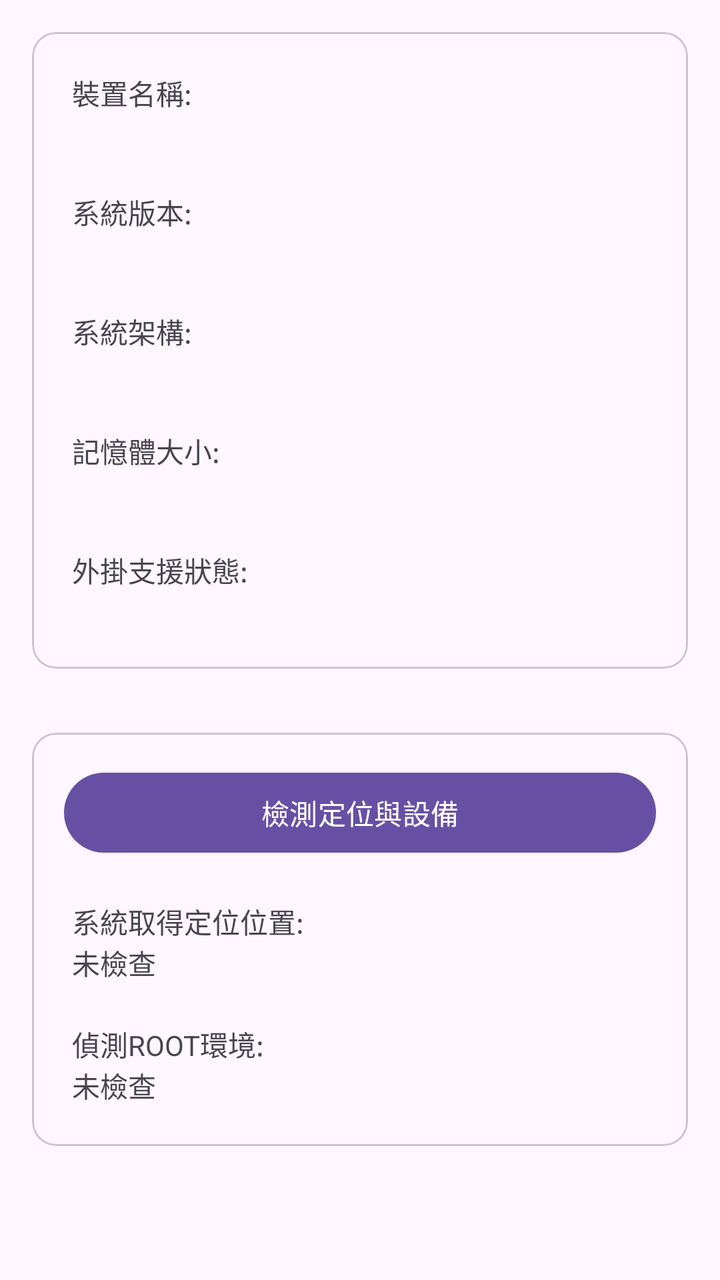
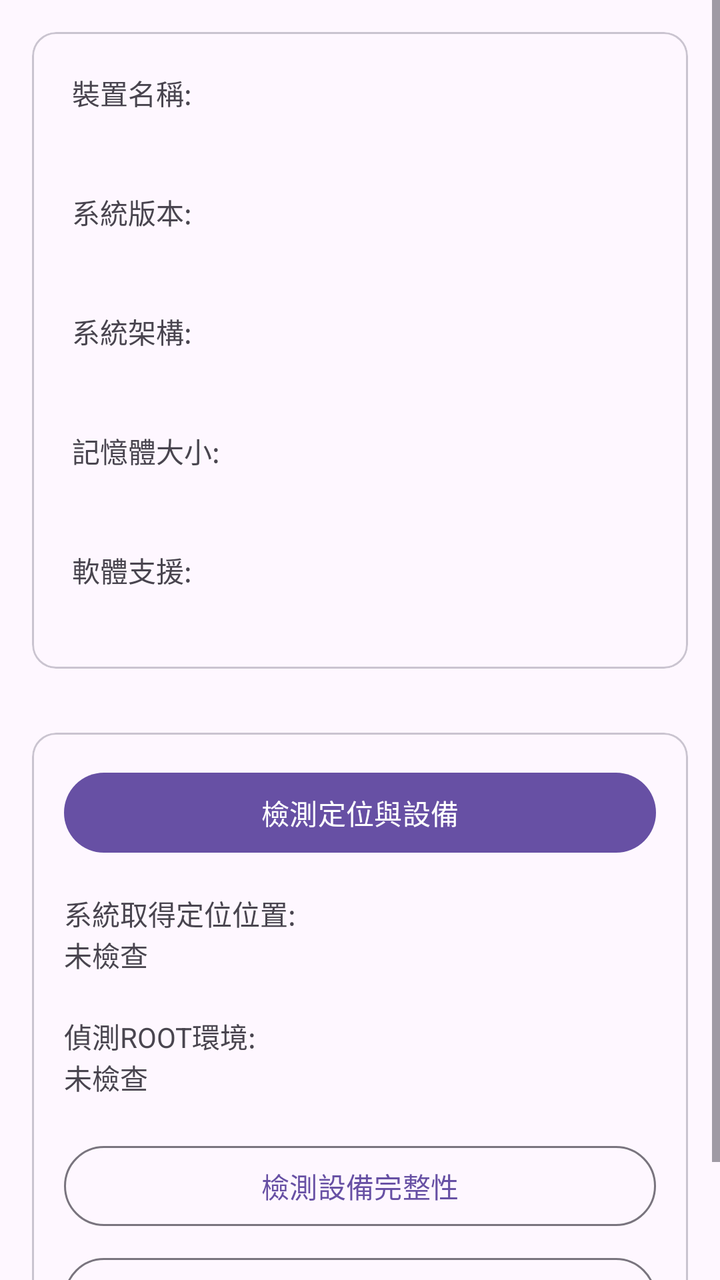

Screens rendered from an Android XML layout before and after an edit, with the pre-edit source and the edit as a unified diff.
<!-- AndroidManifest.xml: application theme Theme.DynamicColors -->
<!-- res/layout/fragment_home.xml -->
<?xml version="1.0" encoding="utf-8"?>
<ScrollView xmlns:android="http://schemas.android.com/apk/res/android"
    xmlns:tools="http://schemas.android.com/tools"
    android:layout_width="match_parent"
    android:layout_height="match_parent"
    tools:context=".fragment.Home">

    <LinearLayout
        android:layout_width="match_parent"
        android:layout_height="wrap_content"
        android:orientation="vertical"
        tools:ignore="UselessParent">

        <GridLayout
            android:id="@+id/gridLayout"
            android:layout_width="match_parent"
            android:layout_height="wrap_content"
            android:columnCount="1"
            android:rowCount="2">

            <com.google.android.material.card.MaterialCardView
                android:layout_width="0dp"
                android:layout_height="wrap_content"
                android:layout_margin="16dp"
                android:layout_columnWeight="1"
                android:layout_marginTop="16dp"
                android:checkable="true"
                android:clickable="true"
                android:focusable="true"
                tools:layout_editor_absoluteX="32dp">

                <LinearLayout
                    android:layout_width="match_parent"
                    android:layout_height="wrap_content"
                    android:orientation="vertical">

                    <TextView
                        android:layout_width="match_parent"
                        android:layout_height="wrap_content"
                        android:layout_marginStart="20dp"
                        android:layout_marginTop="20dp"
                        android:layout_marginEnd="20dp"
                        android:text="@string/androidDevices" />

                    <TextView
                        android:id="@+id/android_devices"
                        android:layout_width="match_parent"
                        android:layout_height="wrap_content"
                        android:layout_marginStart="20dp"
                        android:layout_marginEnd="20dp"
                        android:text="" />

                    <TextView
                        android:layout_width="match_parent"
                        android:layout_height="wrap_content"
                        android:layout_marginStart="20dp"
                        android:layout_marginTop="20dp"
                        android:layout_marginEnd="20dp"
                        android:text="@string/androidVersion" />

                    <TextView
                        android:id="@+id/android_version"
                        android:layout_width="match_parent"
                        android:layout_height="wrap_content"
                        android:layout_marginStart="20dp"
                        android:layout_marginEnd="20dp"
                        android:text="" />

                    <TextView
                        android:layout_width="match_parent"
                        android:layout_height="wrap_content"
                        android:layout_marginStart="20dp"
                        android:layout_marginTop="20dp"
                        android:layout_marginEnd="20dp"
                        android:text="@string/androidAbi" />

                    <TextView
                        android:id="@+id/android_abi"
                        android:layout_width="match_parent"
                        android:layout_height="wrap_content"
                        android:layout_marginStart="20dp"
                        android:layout_marginEnd="20dp"
                        android:text="" />

                    <TextView
                        android:layout_width="match_parent"
                        android:layout_height="wrap_content"
                        android:layout_marginStart="20dp"
                        android:layout_marginTop="20dp"
                        android:layout_marginEnd="20dp"
                        android:text="@string/androidRamSize" />

                    <TextView
                        android:id="@+id/android_ramSize"
                        android:layout_width="match_parent"
                        android:layout_height="wrap_content"
                        android:layout_marginStart="20dp"
                        android:layout_marginEnd="20dp"
                        android:text="" />

                    <TextView
                        android:layout_width="match_parent"
                        android:layout_height="wrap_content"
                        android:layout_marginStart="20dp"
                        android:layout_marginTop="20dp"
                        android:layout_marginEnd="20dp"
                        android:text="@string/androidPgtoolsSupper" />

                    <TextView
                        android:id="@+id/android_pgtoolsSupper"
                        android:layout_width="match_parent"
                        android:layout_height="wrap_content"
                        android:layout_marginStart="20dp"
                        android:layout_marginEnd="20dp"
                        android:layout_marginBottom="20dp"
                        android:text="" />

                </LinearLayout>

            </com.google.android.material.card.MaterialCardView>

            <com.google.android.material.card.MaterialCardView
                android:id="@+id/check"
                android:layout_width="0dp"
                android:layout_height="wrap_content"
                android:layout_margin="16dp"
                android:layout_columnWeight="1"
                android:checkable="true"
                android:clickable="true"
                android:focusable="true"
                tools:layout_editor_absoluteX="32dp">

                <LinearLayout
                    android:layout_width="match_parent"
                    android:layout_height="wrap_content"
                    android:orientation="vertical">

                    <Button
                        android:id="@+id/check_location"
                        style="@style/Widget.Material3.Button"
                        android:layout_width="match_parent"
                        android:layout_height="wrap_content"
                        android:layout_marginStart="16dp"
                        android:layout_marginTop="16dp"
                        android:layout_marginEnd="16dp"
                        android:text="@string/check_button" />

                    <TextView
                        android:layout_width="match_parent"
                        android:layout_height="wrap_content"
                        android:layout_marginStart="20dp"
                        android:layout_marginTop="20dp"
                        android:layout_marginEnd="20dp"
                        android:text="@string/checkTitle_DetectLocationStatus" />

                    <TextView
                        android:id="@+id/location_system"
                        android:layout_width="match_parent"
                        android:layout_height="wrap_content"
                        android:layout_marginStart="20dp"
                        android:layout_marginEnd="20dp"
                        android:text="@string/notChecked" />

                    <TextView
                        android:layout_width="match_parent"
                        android:layout_height="wrap_content"
                        android:layout_marginStart="20dp"
                        android:layout_marginTop="20dp"
                        android:layout_marginEnd="20dp"
                        android:text="@string/checkTilte_deviceIsRoot" />

                    <TextView
                        android:id="@+id/check_magisk"
                        android:layout_width="match_parent"
                        android:layout_height="wrap_content"
                        android:layout_marginStart="20dp"
                        android:layout_marginEnd="20dp"
                        android:layout_marginBottom="20dp"
                        android:text="@string/notChecked" />

                    <Button
                        android:id="@+id/check_safetynet"
                        style="?attr/materialButtonOutlinedStyle"
                        android:layout_width="match_parent"
                        android:layout_height="wrap_content"
                        android:visibility="gone"
                        android:layout_marginStart="16dp"
                        android:layout_marginEnd="16dp"
                        android:layout_marginBottom="8dp"
                        android:text="@string/check_safetynet" />

                    <Button
                        android:id="@+id/check_appList"
                        style="?attr/materialButtonOutlinedStyle"
                        android:layout_width="match_parent"
                        android:layout_height="wrap_content"
                        android:visibility="gone"
                        android:layout_marginStart="16dp"
                        android:layout_marginEnd="16dp"
                        android:layout_marginBottom="16dp"
                        android:text="@string/check_appList" />

                </LinearLayout>
            </com.google.android.material.card.MaterialCardView>
        </GridLayout>
    </LinearLayout>
</ScrollView>
<!-- resources referenced by this layout -->
<resources>
  <string name="androidAbi">系統架構:</string>
  <string name="androidDevices">裝置名稱:</string>
  <string name="androidPgtoolsSupper">外掛支援狀態:</string>
  <string name="androidRamSize">記憶體大小:</string>
  <string name="androidVersion">系統版本:</string>
  <string name="checkTilte_deviceIsRoot">偵測ROOT環境:</string>
  <string name="checkTitle_DetectLocationStatus">系統取得定位位置:</string>
  <string name="check_appList">進階檢測測試</string>
  <string name="check_button">檢測定位與設備</string>
  <string name="check_safetynet">檢測SafetyNet</string>
  <string name="notChecked">未檢查</string>
  <style name="Theme.DynamicColors" parent="Theme.Material3.DayNight.NoActionBar">
          
          
  
          <item name="android:navigationBarColor">@android:color/transparent</item>
          <item name="android:statusBarColor">@android:color/transparent</item>
          <item name="android:windowLightStatusBar">?attr/isLightTheme</item>
  
          <item name="preferenceTheme">@style/ThemeOverlay.App.Preference</item>
      </style>
  <style name="ThemeOverlay.App.Preference" parent="PreferenceThemeOverlay">
          <item name="switchPreferenceCompatStyle">@style/PreferenceMaterialSwitch</item>
      </style>
  <style name="PreferenceMaterialSwitch" parent="@style/Preference.SwitchPreferenceCompat.Material">
          <item name="widgetLayout">@layout/preference_switch</item>
      </style>
</resources>

<!-- the commit's change to res/layout/fragment_home.xml (unified diff, before → after) -->
@@ -143,63 +143,57 @@
                         android:layout_marginStart="16dp"
                         android:layout_marginTop="16dp"
                         android:layout_marginEnd="16dp"
+                        android:layout_marginBottom="16dp"
                         android:text="@string/check_button" />
 
-                    <TextView
-                        android:layout_width="match_parent"
-                        android:layout_height="wrap_content"
-                        android:layout_marginStart="20dp"
-                        android:layout_marginTop="20dp"
-                        android:layout_marginEnd="20dp"
-                        android:text="@string/checkTitle_DetectLocationStatus" />
-
-                    <TextView
-                        android:id="@+id/location_system"
-                        android:layout_width="match_parent"
-                        android:layout_height="wrap_content"
-                        android:layout_marginStart="20dp"
-                        android:layout_marginEnd="20dp"
-                        android:text="@string/notChecked" />
-
-                    <TextView
-                        android:layout_width="match_parent"
-                        android:layout_height="wrap_content"
-                        android:layout_marginStart="20dp"
-                        android:layout_marginTop="20dp"
-                        android:layout_marginEnd="20dp"
-                        android:text="@string/checkTilte_deviceIsRoot" />
-
-                    <TextView
-                        android:id="@+id/check_magisk"
-                        android:layout_width="match_parent"
-                        android:layout_height="wrap_content"
-                        android:layout_marginStart="20dp"
-                        android:layout_marginEnd="20dp"
-                        android:layout_marginBottom="20dp"
-                        android:text="@string/notChecked" />
-
-                    <Button
-                        android:id="@+id/check_safetynet"
-                        style="?attr/materialButtonOutlinedStyle"
-                        android:layout_width="match_parent"
-                        android:layout_height="wrap_content"
-                        android:visibility="gone"
-                        android:layout_marginStart="16dp"
-                        android:layout_marginEnd="16dp"
-                        android:layout_marginBottom="8dp"
-                        android:text="@string/check_safetynet" />
-
-                    <Button
-                        android:id="@+id/check_appList"
-                        style="?attr/materialButtonOutlinedStyle"
-                        android:layout_width="match_parent"
-                        android:layout_height="wrap_content"
-                        android:visibility="gone"
+                    <LinearLayout
+                        android:id="@+id/check_information"
+                        android:layout_width="match_parent"
+                        android:layout_height="wrap_content"
                         android:layout_marginStart="16dp"
                         android:layout_marginEnd="16dp"
                         android:layout_marginBottom="16dp"
-                        android:text="@string/check_appList" />
-
+                        android:orientation="vertical">
+
+                        <TextView
+                            android:layout_width="match_parent"
+                            android:layout_height="wrap_content"
+                            android:text="@string/checkTitle_DetectLocationStatus" />
+
+                        <TextView
+                            android:id="@+id/location_system"
+                            android:layout_width="match_parent"
+                            android:layout_height="wrap_content"
+                            android:text="@string/notChecked" />
+
+                        <TextView
+                            android:layout_width="match_parent"
+                            android:layout_height="wrap_content"
+                            android:layout_marginTop="20dp"
+                            android:text="@string/checkTilte_deviceIsRoot" />
+
+                        <TextView
+                            android:id="@+id/check_magisk"
+                            android:layout_width="match_parent"
+                            android:layout_height="wrap_content"
+                            android:layout_marginBottom="20dp"
+                            android:text="@string/notChecked" />
+
+                        <Button
+                            android:id="@+id/check_safetynet"
+                            style="?attr/materialButtonOutlinedStyle"
+                            android:layout_width="match_parent"
+                            android:layout_height="wrap_content"
+                            android:layout_marginBottom="8dp"
+                            android:text="@string/check_devicesAPI" />
+
+                        <Button
+                            android:id="@+id/check_appList"
+                            style="?attr/materialButtonOutlinedStyle"
+                            android:layout_width="match_parent"
+                            android:layout_height="wrap_content"
+                            android:text="@string/check_appList" />
+                    </LinearLayout>
                 </LinearLayout>
             </com.google.android.material.card.MaterialCardView>
         </GridLayout>
<!-- resource entries referenced after the edit -->
@@ -2,14 +2,14 @@
 <resources>
   <string name="androidAbi">系統架構:</string>
   <string name="androidDevices">裝置名稱:</string>
-  <string name="androidPgtoolsSupper">外掛支援狀態:</string>
+  <string name="androidPgtoolsSupper">軟體支援:</string>
   <string name="androidRamSize">記憶體大小:</string>
   <string name="androidVersion">系統版本:</string>
   <string name="checkTilte_deviceIsRoot">偵測ROOT環境:</string>
   <string name="checkTitle_DetectLocationStatus">系統取得定位位置:</string>
-  <string name="check_appList">進階檢測測試</string>
+  <string name="check_appList">App列表測試</string>
   <string name="check_button">檢測定位與設備</string>
-  <string name="check_safetynet">檢測SafetyNet</string>
+  <string name="check_devicesAPI">檢測設備完整性</string>
   <string name="notChecked">未檢查</string>
   <style name="Theme.DynamicColors" parent="Theme.Material3.DayNight.NoActionBar">
           
